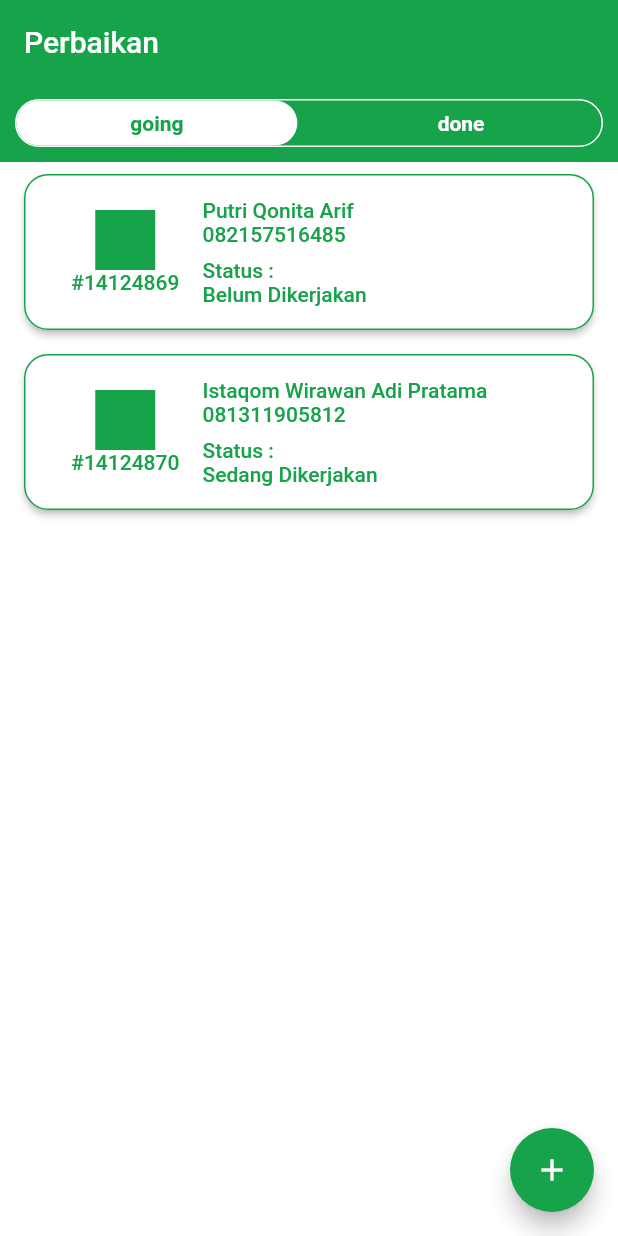
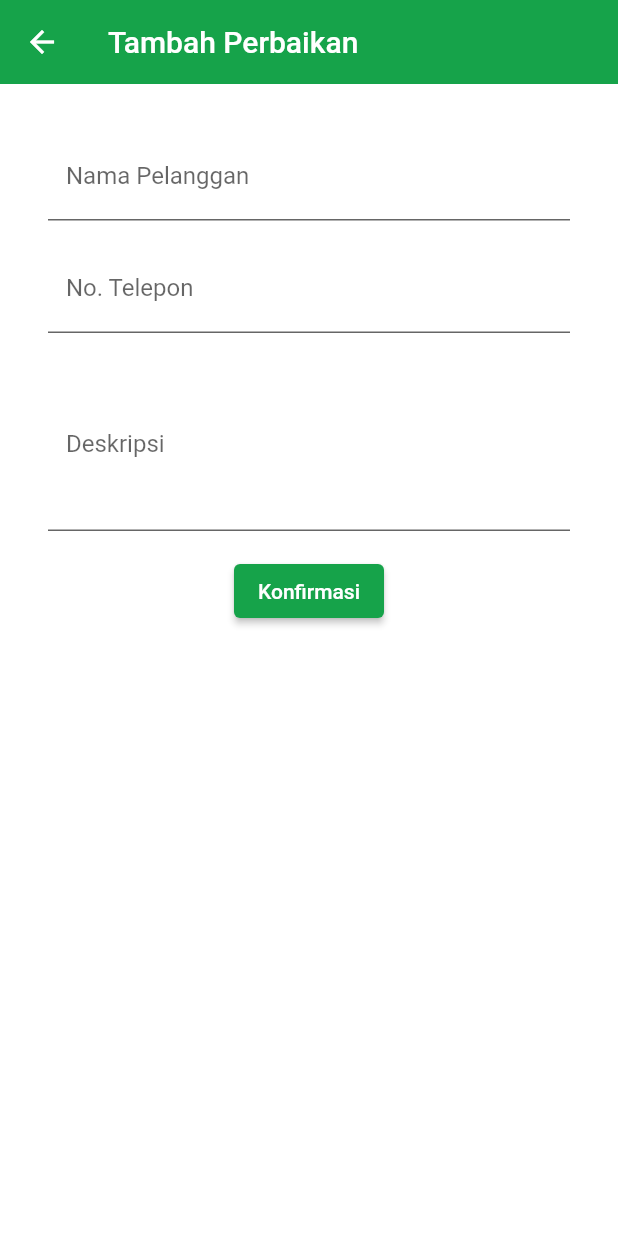
Before and after one commit to istaqom/trackify, a Flutter app: the AdminHome screen opened directly, after a tap on the "add" icon, on a phone screen of 412 x 824 dp. Run offline on Flutter 3.47's test engine with Material 2 defaults, Android fonts, the phone set to English and light mode, and no system bars.

Commit message:
Add form tambah perbaikan, form tambah pembaikan done <3

```diff
--- a/lib/adminhomepage.dart
+++ b/lib/adminhomepage.dart
@@ -1,6 +1,7 @@
 import 'package:flutter/material.dart';
 import 'package:flutter/src/widgets/container.dart';
 import 'package:flutter/src/widgets/framework.dart';
+import 'package:trackify/tambahperbaikan.dart';
 import 'package:trackify/togglebutton.dart';
 
 class AdminHome extends StatefulWidget {
@@ -34,7 +35,12 @@ class _AdminHomeState extends State<AdminHome> {
       ),
       floatingActionButton: FloatingActionButton(
         onPressed: () {
-
+          Navigator.push(
+            context,
+            MaterialPageRoute(
+              builder: (context) => const AddPerbaikan(),
+            ),
+          );
         },
         child: const Icon(
           Icons.add,
--- /dev/null
+++ b/lib/tambahperbaikan.dart
@@ -0,0 +1,77 @@
+import 'package:flutter/material.dart';
+import 'package:flutter/src/widgets/container.dart';
+import 'package:flutter/src/widgets/framework.dart';
+
+class AddPerbaikan extends StatefulWidget {
+  const AddPerbaikan({super.key});
+
+  @override
+  State<AddPerbaikan> createState() => _AddPerbaikanState();
+}
+
+class _AddPerbaikanState extends State<AddPerbaikan> {
+  @override
+  Widget build(BuildContext context) {
+    return Scaffold(
+      appBar: AppBar(
+        title: const Text("Tambah Perbaikan"),
+        backgroundColor: Theme.of(context).primaryColor,
+        elevation: 0,
+      ),
+      body: Padding(
+        padding: const EdgeInsets.all(24.0),
+        child: Column(
+          children: [
+            Padding(
+              padding: const EdgeInsets.all(8.0),
+              child: TextFormField(
+                  decoration: InputDecoration(
+                      labelText: "Nama Pelanggan",
+                      filled: true,
+                      fillColor: Colors.white,
+                      hintText: "Joko Widodo",
+                      hintStyle: TextStyle(color: Theme.of(context).primaryColor)),
+                  style: TextStyle(color: Theme.of(context).primaryColor)),
+            ),
+            Padding(
+              padding: const EdgeInsets.all(8.0),
+              child: TextFormField(
+                  decoration: InputDecoration(
+                      labelText: "No. Telepon",
+                      filled: true,
+                      fillColor: Colors.white,
+                      hintText: "08xx78xx56xx",
+                      hintStyle: TextStyle(color: Theme.of(context).primaryColor)),
+                  style: TextStyle(color: Theme.of(context).primaryColor)),
+            ),
+            Padding(
+              padding: const EdgeInsets.all(8.0),
+              child: TextFormField(
+                  decoration: InputDecoration(
+                      labelText: "Deskripsi",
+                      filled: true,
+                      fillColor: Colors.white,
+                      hintText: "Mesinnya tiba-tiba mati",
+                      hintStyle: TextStyle(color: Theme.of(context).primaryColor)),
+                  minLines: 4,
+                  maxLines: null,
+                  style: TextStyle(color: Theme.of(context).primaryColor)),
+            ),
+            Padding(
+              padding: const EdgeInsets.symmetric(vertical: 8.0),
+              child: ElevatedButton(
+                onPressed: () {
+
+                },
+                child: const Text("Konfirmasi"),
+                style: ElevatedButton.styleFrom(
+                  backgroundColor: Theme.of(context).primaryColor
+                ),
+              ),
+            )
+          ],
+        ),
+      ),
+    );
+  }
+}
```
